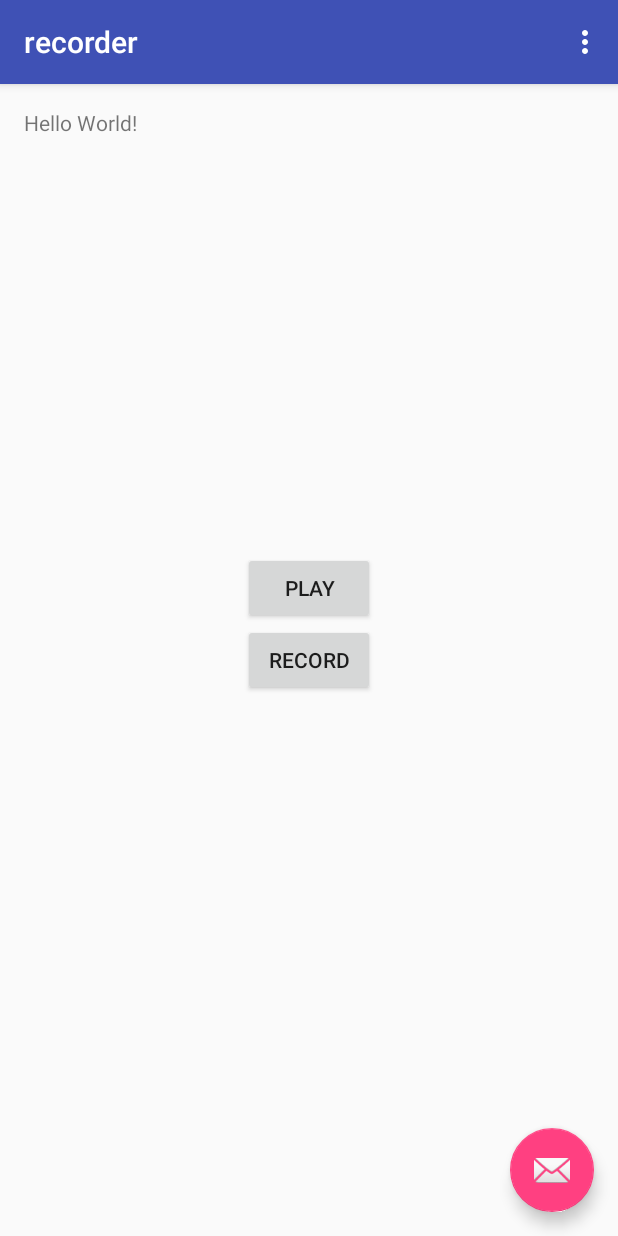
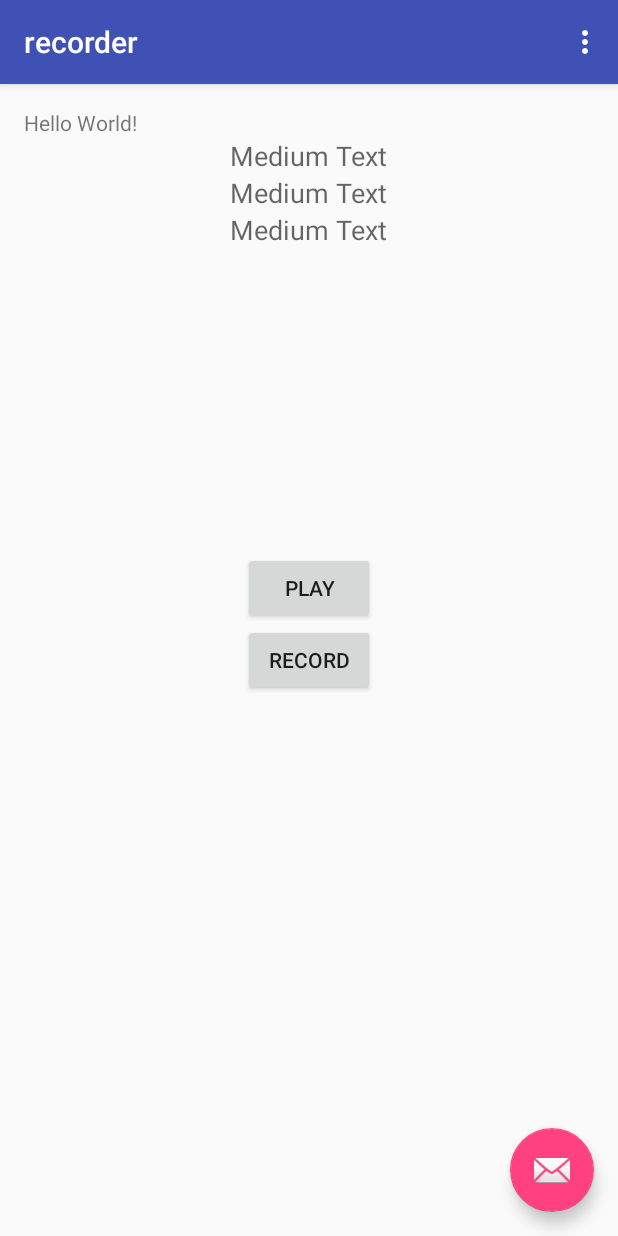
Before and after one commit to roohy/AndroidRecorder, an Android app: the screen it shows after launch (MainActivity), after a tap on "RECORD", on a phone screen of 412 x 824 dp. Run offline under Robolectric (Android 15) with nearby library versions, the phone set to English and light mode, and no system bars.

```diff
--- a/app/src/main/java/edu/usc/roohy/recorder/MainActivity.java
+++ b/app/src/main/java/edu/usc/roohy/recorder/MainActivity.java
@@ -1,5 +1,8 @@
 package edu.usc.roohy.recorder;
 
+import android.content.Context;
+import android.hardware.Sensor;
+import android.hardware.SensorManager;
 import android.media.MediaPlayer;
 import android.media.MediaRecorder;
 import android.os.Bundle;
@@ -23,13 +26,22 @@ public class MainActivity extends AppCompatActivity {
     MediaPlayer mPlayer = null;
     boolean isRecording = false;
     boolean isPlaying = false;
+
+    private SensorManager mSensorManager;
+    private Sensor mSensor;
+
     @Override
     protected void onCreate(Bundle savedInstanceState) {
 
         mFileName = Environment.getExternalStorageDirectory().getAbsolutePath();
-        mFileName += "/audiorecordtest.3gp";
+        mFileName += "/audiorecordtest";
+
+        //Sensor stuff
+        //mSensorManager = (SensorManager) getSystemService(Context.SENSOR_SERVICE);
+        //mSensor = mSensorManager.getDefaultSensor(Sensor.TYPE_ACCELEROMETER);
 
 
+        //end of sensor stuff
 
         super.onCreate(savedInstanceState);
         setContentView(R.layout.activity_main);
@@ -101,9 +113,10 @@ public class MainActivity extends AppCompatActivity {
     private void startRecording(){
         mRecorder = new MediaRecorder();
         mRecorder.setAudioSource(MediaRecorder.AudioSource.MIC);
-        mRecorder.setOutputFormat(MediaRecorder.OutputFormat.THREE_GPP);
+        mRecorder.setOutputFormat(MediaRecorder.OutputFormat.AAC_ADTS);
         mRecorder.setOutputFile(mFileName);
-        mRecorder.setAudioEncoder(MediaRecorder.AudioEncoder.AMR_NB);
+        mRecorder.setAudioEncoder(MediaRecorder.AudioEncoder.AAC);
+        mRecorder.setAudioSamplingRate(96000);
 
         try{
             mRecorder.prepare();
--- a/app/src/main/res/layout/content_main.xml
+++ b/app/src/main/res/layout/content_main.xml
@@ -34,4 +34,39 @@
         android:layout_above="@+id/recordButton"
         android:layout_alignLeft="@+id/recordButton"
         android:layout_alignStart="@+id/recordButton" />
+
+    <LinearLayout
+        android:orientation="vertical"
+        android:layout_width="match_parent"
+        android:layout_height="match_parent"
+        android:layout_below="@+id/textView"
+        android:layout_toEndOf="@+id/textView"
+        android:layout_above="@+id/playButton"
+        android:layout_alignParentLeft="true"
+        android:layout_alignParentStart="true">
+
+        <TextView
+            android:layout_width="wrap_content"
+            android:layout_height="wrap_content"
+            android:textAppearance="?android:attr/textAppearanceMedium"
+            android:text="Medium Text"
+            android:id="@+id/textView2"
+            android:layout_gravity="center_horizontal" />
+
+        <TextView
+            android:layout_width="wrap_content"
+            android:layout_height="wrap_content"
+            android:textAppearance="?android:attr/textAppearanceMedium"
+            android:text="Medium Text"
+            android:id="@+id/textView3"
+            android:layout_gravity="center_horizontal" />
+
+        <TextView
+            android:layout_width="wrap_content"
+            android:layout_height="wrap_content"
+            android:textAppearance="?android:attr/textAppearanceMedium"
+            android:text="Medium Text"
+            android:id="@+id/textView4"
+            android:layout_gravity="center_horizontal" />
+    </LinearLayout>
 </RelativeLayout>
```
